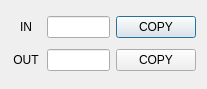
yhgu2000/Enigma-Machine-Simulator, file MainDialog.ui: the form before one commit.
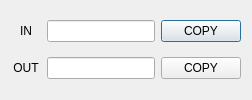
The form after the commit.

What changed in the file:
```diff
--- a/MainDialog.ui
+++ b/MainDialog.ui
@@ -2,14 +2,6 @@
 <ui version="4.0">
  <class>MainDialog</class>
  <widget class="QDialog" name="MainDialog">
-  <property name="geometry">
-   <rect>
-    <x>0</x>
-    <y>0</y>
-    <width>207</width>
-    <height>89</height>
-   </rect>
-  </property>
   <property name="windowTitle">
    <string>MainDialog</string>
   </property>
```
